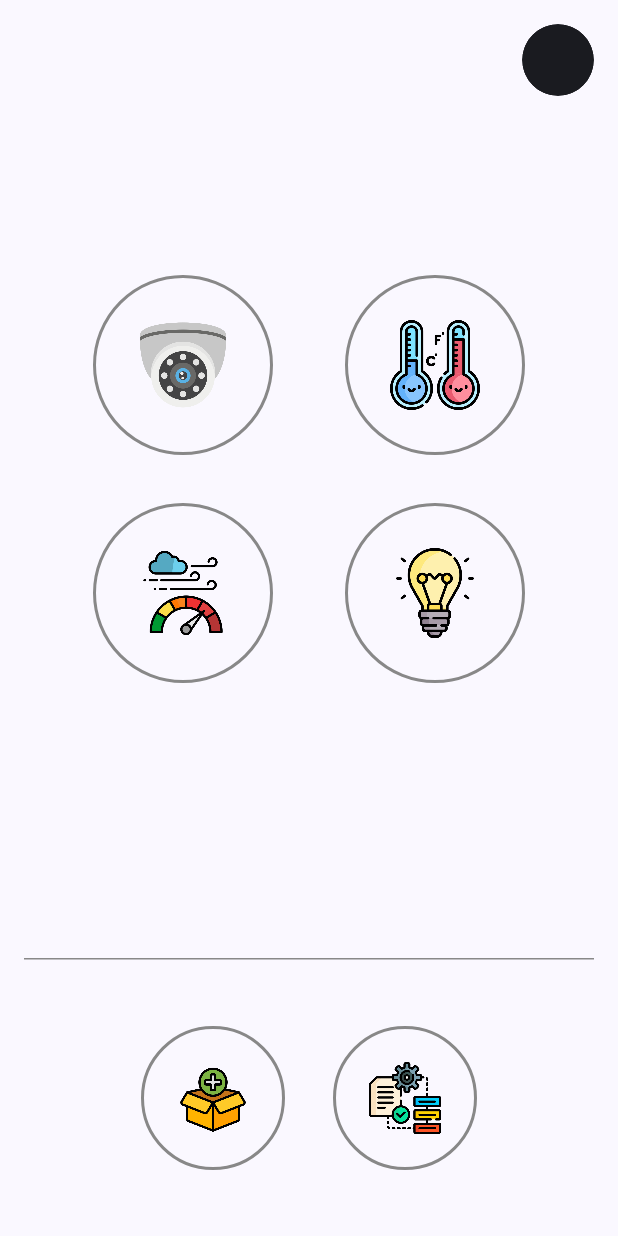
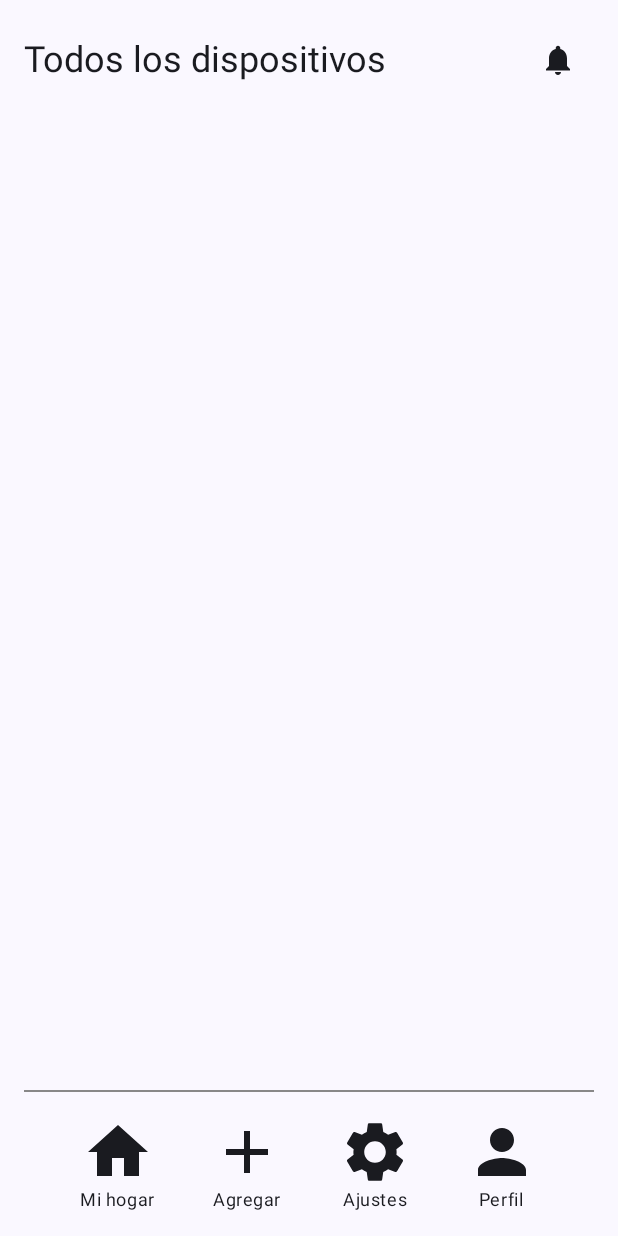
Before and after one commit to hbatress/telecomunicacion, an Android app built with Jetpack Compose: the HomeActivity screen opened directly, with no data from a screen before it, on a phone screen of 412 x 824 dp. Run offline under Robolectric (Android 15) with nearby library versions, the phone set to English and light mode, and no system bars.

Commit message:
Se modifico la pagina de home

```diff
--- a/app/src/main/java/com/example/house/HomeActivity.kt
+++ b/app/src/main/java/com/example/house/HomeActivity.kt
@@ -7,17 +7,23 @@ import androidx.compose.foundation.BorderStroke
 import androidx.compose.foundation.border
 import androidx.compose.foundation.layout.*
 import androidx.compose.foundation.shape.CircleShape
-import androidx.compose.foundation.Image
 import androidx.compose.material3.*
 import androidx.compose.runtime.Composable
 import androidx.compose.ui.Alignment
 import androidx.compose.ui.Modifier
 import androidx.compose.ui.graphics.Color
+import androidx.compose.ui.graphics.vector.ImageVector
 import androidx.compose.ui.layout.ContentScale
 import androidx.compose.ui.res.painterResource
 import androidx.compose.ui.unit.Dp
 import androidx.compose.ui.unit.dp
 import com.example.house.ui.theme.HouseTheme
+import androidx.compose.material.icons.Icons
+import androidx.compose.material.icons.filled.Notifications
+import androidx.compose.material.icons.filled.Home
+import androidx.compose.material.icons.filled.Add
+import androidx.compose.material.icons.filled.Settings
+import androidx.compose.material.icons.filled.Person
 
 class HomeActivity : ComponentActivity() {
     override fun onCreate(savedInstanceState: Bundle?) {
@@ -34,120 +40,51 @@ class HomeActivity : ComponentActivity() {
 
 @Composable
 fun HomeScreen(modifier: Modifier = Modifier) {
-    Box(modifier = modifier.fillMaxSize()) {
-        Column(
-            modifier = Modifier
-                .fillMaxSize()
-                .padding(16.dp)
+    Column(modifier = modifier.fillMaxSize().padding(16.dp)) {
+        // Encabezado
+        Row(
+            modifier = Modifier.fillMaxWidth(),
+            horizontalArrangement = Arrangement.SpaceBetween,
+            verticalAlignment = Alignment.CenterVertically
         ) {
-            Column(
-                modifier = Modifier
-                    .weight(0.8f)
-                    .fillMaxWidth(),
-                horizontalAlignment = Alignment.CenterHorizontally,
-                verticalArrangement = Arrangement.Center
+            Text(text = "Todos los dispositivos", style = MaterialTheme.typography.headlineSmall)
+            IconButton(
+                onClick = { /* Navigate to notifications page */ },
+                modifier = Modifier.size(48.dp)
             ) {
-                Row(
-                    horizontalArrangement = Arrangement.spacedBy(48.dp) // Increased spacing
-                ) {
-                    ImageButtonWithBorder(
-                        imageRes = R.drawable.camera,
-                        contentDescription = "Camera",
-                        onClick = { /* Navigate to camera page */ },
-                        size = 120.dp,
-                        iconSize = 60.dp
-                    )
-                    ImageButtonWithBorder(
-                        imageRes = R.drawable.thermostat,
-                        contentDescription = "Thermometer",
-                        onClick = { /* Navigate to thermometer page */ },
-                        size = 120.dp,
-                        iconSize = 60.dp
-                    )
-                }
-                Spacer(modifier = Modifier.height(32.dp)) // Added vertical spacing
-                Row(
-                    horizontalArrangement = Arrangement.spacedBy(48.dp) // Increased spacing
-                ) {
-                    ImageButtonWithBorder(
-                        imageRes = R.drawable.air_quality,
-                        contentDescription = "Air Quality",
-                        onClick = { /* Navigate to air quality page */ },
-                        size = 120.dp,
-                        iconSize = 60.dp
-                    )
-                    ImageButtonWithBorder(
-                        imageRes = R.drawable.foco,
-                        contentDescription = "Foco",
-                        onClick = { /* Navigate to foco page */ },
-                        size = 120.dp,
-                        iconSize = 60.dp
-                    )
-                }
-            }
-            HorizontalDivider(
-                color = Color.Gray,
-                thickness = 1.dp,
-                modifier = Modifier.padding(vertical = 16.dp)
-            )
-            Row(
-                modifier = Modifier
-                    .weight(0.2f)
-                    .fillMaxWidth(),
-                horizontalArrangement = Arrangement.Center, // Centered horizontally
-                verticalAlignment = Alignment.CenterVertically
-            ) {
-                ImageButtonWithBorder(
-                    imageRes = R.drawable.add_equipment,
-                    contentDescription = "Add Equipment",
-                    onClick = { /* Navigate to add equipment page */ },
-                    size = 96.dp,
-                    iconSize = 48.dp
-                )
-                Spacer(modifier = Modifier.width(32.dp)) // Added spacing between buttons
-                ImageButtonWithBorder(
-                    imageRes = R.drawable.settings,
-                    contentDescription = "Settings",
-                    onClick = { /* Navigate to settings page */ },
-                    size = 96.dp,
-                    iconSize = 48.dp
+                Icon(
+                    imageVector = Icons.Default.Notifications,
+                    contentDescription = "Notification"
                 )
             }
         }
-        IconButton(
-            onClick = { /* Navigate to notifications page */ },
-            modifier = Modifier
-                .align(Alignment.TopEnd)
-                .padding(16.dp)
-                .size(48.dp)
+
+        // Cuerpo (pendiente de implementación)
+        Box(modifier = Modifier.weight(1f)) {
+            // Aquí va el contenido del cuerpo
+        }
+
+        // Línea divisoria
+        Divider(color = Color.Gray, thickness = 1.dp)
+
+        // Pie de página
+        Row(
+            modifier = Modifier.fillMaxWidth().padding(top = 16.dp),
+            horizontalArrangement = Arrangement.SpaceEvenly,
+            verticalAlignment = Alignment.CenterVertically
         ) {
-            Icon(
-                painter = painterResource(id = R.drawable.notification),
-                contentDescription = "Notification"
-            )
+            FooterItem(icon = Icons.Default.Home, label = "Mi hogar")
+            FooterItem(icon = Icons.Default.Add, label = "Agregar")
+            FooterItem(icon = Icons.Default.Settings, label = "Ajustes")
+            FooterItem(icon = Icons.Default.Person, label = "Perfil")
         }
     }
 }
 
 @Composable
-fun ImageButtonWithBorder(
-    imageRes: Int,
-    contentDescription: String?,
-    onClick: () -> Unit,
-    size: Dp,
-    iconSize: Dp
-) {
-    IconButton(
-        onClick = onClick,
-        modifier = Modifier
-            .size(size)
-            .border(BorderStroke(2.dp, Color.Gray), shape = CircleShape)
-    ) {
-        Image(
-            painter = painterResource(id = imageRes),
-            contentDescription = contentDescription,
-            contentScale = ContentScale.Crop,
-            modifier = Modifier.size(iconSize)
-        )
+fun FooterItem(icon: ImageVector, label: String) {
+    Column(horizontalAlignment = Alignment.CenterHorizontally) {
+        Icon(imageVector = icon, contentDescription = label, modifier = Modifier.size(48.dp))
+        Text(text = label, style = MaterialTheme.typography.bodySmall)
     }
 }
```
Also changed, not shown: app/src/main/res/drawable/notification.png, app/src/main/res/drawable/notification2.png (added).
